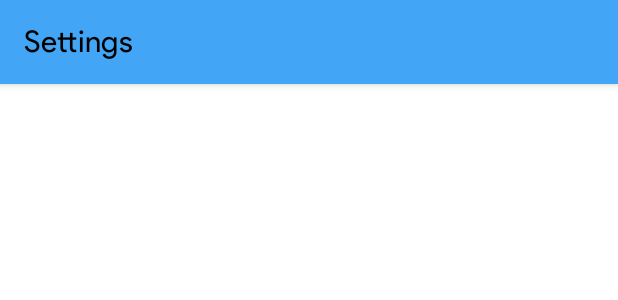
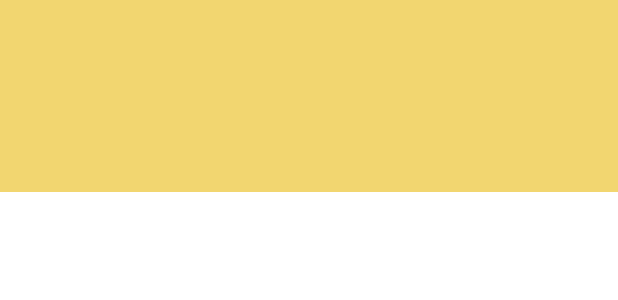
Before and after one commit to cryptoAlgorithm/CATmistry, an Android app: the layout activity_home_learn_list_viewer.xml on its own in the app's theme, with its tools: preview values and no code run, on a phone screen of 412 x 824 dp. Shown: the top 300 px of the screen. Run offline under Robolectric (Android 15) with nearby library versions, the phone set to English and light mode, and no system bars.

Commit message:
Change gradle version from Carnary to Stable to fix build issues and also fixed some timer bugs

```diff
--- a/app/build.gradle
+++ b/app/build.gradle
@@ -15,8 +15,8 @@ android {
         applicationId "com.catmistry.android"
         minSdkVersion 18
         targetSdkVersion 30
-        versionCode 30
-        versionName "0.3.0"
+        versionCode 31
+        versionName "0.3.1"
 
         multiDexEnabled true // Enable MultiDex
 
--- a/app/src/main/java/com/catmistry/android/LearnQuizActivity.kt
+++ b/app/src/main/java/com/catmistry/android/LearnQuizActivity.kt
@@ -47,6 +47,8 @@ class LearnQuizActivity : AppCompatActivity() {
                         // Android how I hate you
                         checkAns(5, questionsArray[questionsSeq[0]]?.correctAnswer!!) // This will never be right
                     }
+
+                    timeLeft = null
                     break
                 }
 
@@ -55,7 +57,6 @@ class LearnQuizActivity : AppCompatActivity() {
                 Thread.sleep(50)
             }
 
-            timeLeft = null
             continueTimer = false
         }
         currentTimerThread = Thread(runnable)
--- a/app/src/main/res/layout/activity_home_learn_list_viewer.xml
+++ b/app/src/main/res/layout/activity_home_learn_list_viewer.xml
@@ -6,15 +6,32 @@
 
     <com.google.android.material.appbar.AppBarLayout
         android:layout_width="match_parent"
-        android:layout_height="wrap_content">
+        android:background="?attr/learn_header_bg"
+        android:layout_height="128dp">
 
-        <com.google.android.material.appbar.MaterialToolbar
-            android:id="@+id/topAppBar"
+        <com.google.android.material.appbar.CollapsingToolbarLayout
+            android:id="@+id/appBarHolder"
             android:layout_width="match_parent"
-            android:layout_height="?attr/actionBarSize"
-            app:title="@string/settings_header"
-            android:background="?attr/appBarBg"
-            style="@style/Widget.MaterialComponents.Toolbar.Primary" />
+            android:layout_height="match_parent"
+            app:collapsedTitleTextAppearance="@style/TextAppearance.App.CollapsingToolbar.Collapsed"
+            app:contentScrim="?attr/learn_header_bg"
+            app:expandedTitleMarginBottom="28dp"
+            app:expandedTitleMarginStart="20dp"
+            android:background="?attr/learn_header_bg"
+            app:expandedTitleTextAppearance="@style/TextAppearance.App.CollapsingToolbar.Expanded"
+            app:layout_scrollFlags="scroll|exitUntilCollapsed|snap"
+            app:statusBarScrim="?attr/learn_header_bg">
+
+            <com.google.android.material.appbar.MaterialToolbar
+                android:id="@+id/topAppBar"
+                style="@style/Widget.MaterialComponents.Toolbar.Primary"
+                android:layout_width="match_parent"
+                android:layout_height="?attr/actionBarSize"
+                android:background="?attr/learn_header_bg"
+                android:elevation="0dp"
+                app:layout_collapseMode="pin" />
+
+        </com.google.android.material.appbar.CollapsingToolbarLayout>
 
     </com.google.android.material.appbar.AppBarLayout>
 
--- a/app/src/main/res/layout/activity_main.xml
+++ b/app/src/main/res/layout/activity_main.xml
@@ -11,6 +11,7 @@
         android:id="@+id/viewpager"
         android:layout_height="wrap_content"
         android:layout_weight="1"
+        android:layout_marginBottom="?attr/actionBarSize"
         android:layout_width="match_parent" />
 
     <!-- Bottom Tabs -->
--- a/app/src/main/res/values/strings.xml
+++ b/app/src/main/res/values/strings.xml
@@ -35,6 +35,8 @@
     <string name="quiz_fail">Unfortunately, you\'ve failed the quiz. Read up on the learning topics and reattempt the quiz! You can do it!</string>
     <string name="quiz_exit_btn">Exit</string>
 
+    <!-- Homescreen list viewer -->
+
     <!-- Settings page -->
     <string name="settings_header">Settings</string>
     <string name="appearance_header">App Appearance</string>
--- a/build.gradle
+++ b/build.gradle
@@ -6,7 +6,7 @@ buildscript {
         jcenter()
     }
     dependencies {
-        classpath 'com.android.tools.build:gradle:7.0.0-alpha04'
+        classpath 'com.android.tools.build:gradle:3.5.4'
         classpath "org.jetbrains.kotlin:kotlin-gradle-plugin:$kotlin_version"
 
         // NOTE: Do not place your application dependencies here; they belong
```
